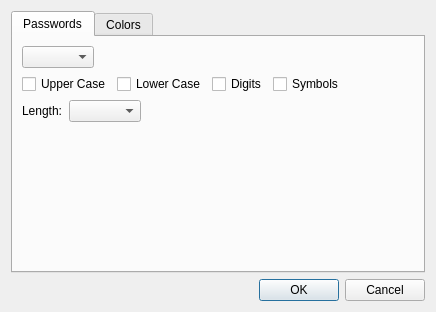
petr-panteleyev/cpp, file apps/password_manager/src/settings/settingsdialog.ui: the form before one commit.
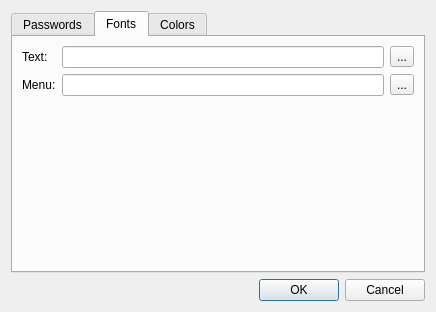
The form after the commit.

What changed in the file:
```diff
--- a/apps/password_manager/src/settings/settingsdialog.ui
+++ b/apps/password_manager/src/settings/settingsdialog.ui
@@ -22,7 +22,7 @@
      <item>
       <widget class="QTabWidget" name="tabWidget">
        <property name="currentIndex">
-        <number>0</number>
+        <number>1</number>
        </property>
        <widget class="QWidget" name="passwordstTab">
         <attribute name="title">
@@ -140,6 +140,68 @@
          </item>
         </layout>
        </widget>
+       <widget class="QWidget" name="tab">
+        <attribute name="title">
+         <string>Fonts</string>
+        </attribute>
+        <layout class="QGridLayout" name="gridLayout_8">
+         <item row="0" column="0">
+          <layout class="QVBoxLayout" name="verticalLayout_3">
+           <item>
+            <layout class="QGridLayout" name="gridLayout_7">
+             <item row="0" column="0">
+              <widget class="QLabel" name="label_8">
+               <property name="text">
+                <string>Text:</string>
+               </property>
+              </widget>
+             </item>
+             <item row="0" column="1">
+              <widget class="QLineEdit" name="textFontEdit"/>
+             </item>
+             <item row="0" column="2">
+              <widget class="QToolButton" name="textFontButton">
+               <property name="text">
+                <string notr="true">...</string>
+               </property>
+              </widget>
+             </item>
+             <item row="1" column="0">
+              <widget class="QLabel" name="label_9">
+               <property name="text">
+                <string>Menu:</string>
+               </property>
+              </widget>
+             </item>
+             <item row="1" column="1">
+              <widget class="QLineEdit" name="menuFontEdit"/>
+             </item>
+             <item row="1" column="2">
+              <widget class="QToolButton" name="menuFontButton">
+               <property name="text">
+                <string notr="true">...</string>
+               </property>
+              </widget>
+             </item>
+            </layout>
+           </item>
+           <item>
+            <spacer name="verticalSpacer_2">
+             <property name="orientation">
+              <enum>Qt::Vertical</enum>
+             </property>
+             <property name="sizeHint" stdset="0">
+              <size>
+               <width>20</width>
+               <height>40</height>
+              </size>
+             </property>
+            </spacer>
+           </item>
+          </layout>
+         </item>
+        </layout>
+       </widget>
        <widget class="QWidget" name="colorTab">
         <attribute name="title">
          <string>Colors</string>
```
